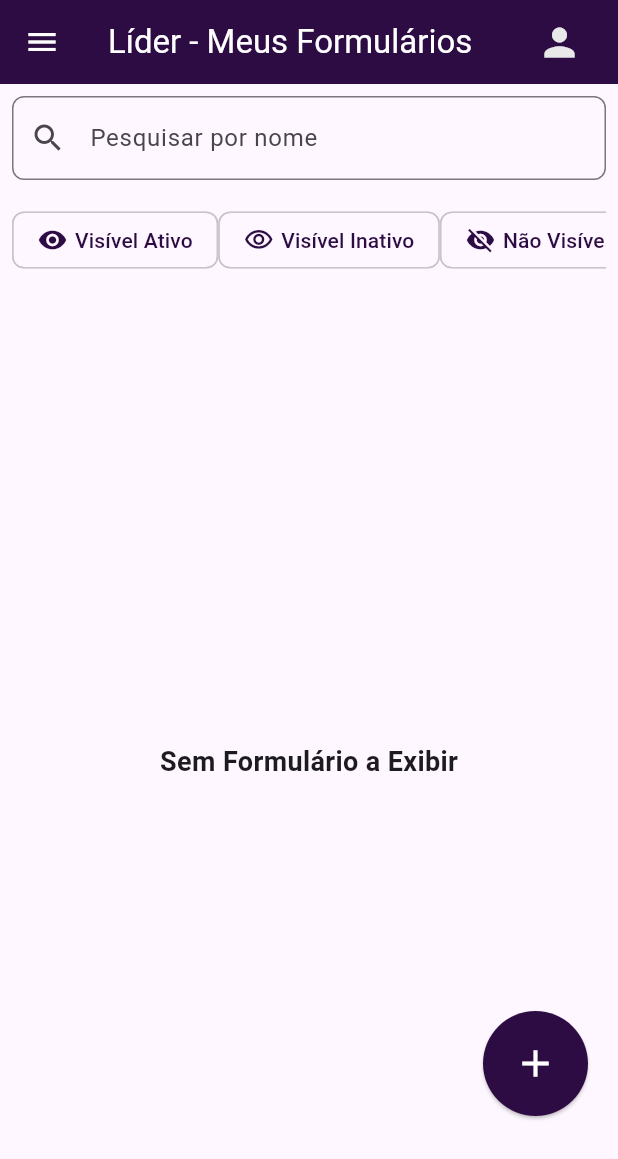
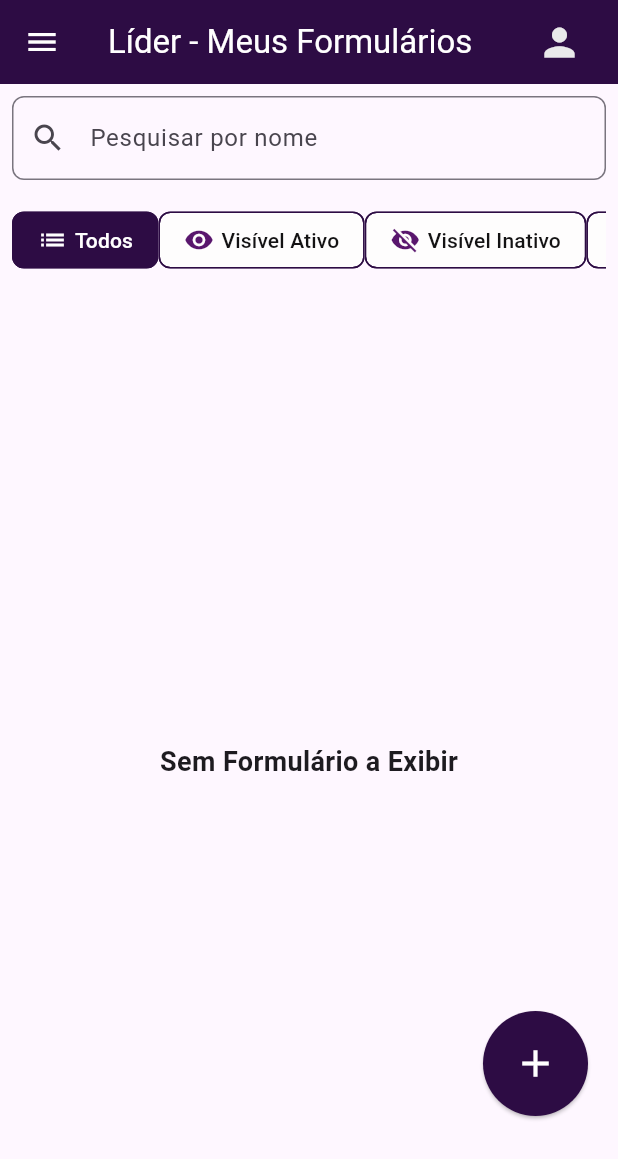
Before and after one commit to RayDaBahia/Engenharia-de-Software, a Flutter app: the screen it shows after launch, after a tap on "Google", on a phone screen of 412 x 824 dp. Shown: the top 1159 px of the screen. Run offline on Flutter 3.47's test engine with Material 3 defaults, Android fonts, the phone set to English and light mode, and no system bars; our stand-ins replace cloud_firestore, firebase_auth, firebase_core, google_sign_in, hive, hive_flutter and 1 more; accounts and stored records are empty.

Commit message:
detalhes no filtro

```diff
--- a/uesb_forms/lib/Componentes/Formulario/FormularioCard.dart
+++ b/uesb_forms/lib/Componentes/Formulario/FormularioCard.dart
@@ -28,7 +28,7 @@ class FormularioCard extends StatelessWidget {
           Stack(
             children: [
               Container(
-                height: 40,
+                height: 50,
                 width: double.infinity,
                 decoration: const BoxDecoration(
                   borderRadius: BorderRadius.vertical(top: Radius.circular(10)),
@@ -100,6 +100,7 @@ class FormularioCard extends StatelessWidget {
                   style: const TextStyle(fontSize: 14, color: Colors.grey),
                 ),
                 const SizedBox(height: 10),
+
                 Text(
                   "Respostas: $numRespostas / ${questionario.meta}",
                   style: const TextStyle(fontSize: 14, color: Colors.black),
--- a/uesb_forms/lib/Telas/Formulario/QuestionarioLiderPage.dart
+++ b/uesb_forms/lib/Telas/Formulario/QuestionarioLiderPage.dart
@@ -13,16 +13,34 @@ class QuestionariosLiderPage extends StatefulWidget {
 }
 
 class _QuestionariosLiderPageState extends State<QuestionariosLiderPage> {
-  String _searchQuery = ""; // Variável para armazenar o texto de pesquisa
+  String _searchQuery = ""; // Armazena o termo de pesquisa
+  String _filtroSelecionado = "Todos"; // Filtro atual (padrão: mostrar todos)
 
   @override
   Widget build(BuildContext context) {
     final questionariosLider =
         Provider.of<QuestionarioList>(context, listen: true)
             .questionariosLider
-            .where((questionario) =>
-                questionario.nome.toLowerCase().contains(_searchQuery.toLowerCase()))
-            .toList(); // Filtra os questionários pela pesquisa
+            .where((questionario) {
+              bool matchesSearch = questionario.nome.toLowerCase().contains(_searchQuery.toLowerCase());
+
+              // Lógica de filtro único
+              switch (_filtroSelecionado) {
+                case "Visível Ativo":
+                  return questionario.visivel && questionario.ativo && matchesSearch;
+                case "Visível Inativo":
+                  return questionario.visivel && !questionario.ativo && matchesSearch;
+                case "Não Visível":
+                  return !questionario.visivel && matchesSearch;
+                case "Encerrado":
+                  return !questionario.ativo && questionario.publicado && matchesSearch;
+                case "Não Publicado":
+                  return !questionario.publicado && matchesSearch;
+                default:
+                  return matchesSearch; // Se nenhum filtro for selecionado, exibe todos
+              }
+            })
+            .toList();
 
     return Scaffold(
       body: Stack(
@@ -48,7 +66,7 @@ class _QuestionariosLiderPageState extends State<QuestionariosLiderPage> {
                 ),
               ),
 
-              // Faixa de categoria com diferentes status
+              // Faixa de categoria (somente um filtro ativo por vez)
               Padding(
                 padding: const EdgeInsets.all(8.0),
                 child: SingleChildScrollView(
@@ -56,17 +74,18 @@ class _QuestionariosLiderPageState extends State<QuestionariosLiderPage> {
                   child: Row(
                     mainAxisAlignment: MainAxisAlignment.spaceEvenly,
                     children: [
-                      _CategoriaChip('Visível Ativo', Icons.visibility),
-                      _CategoriaChip('Visível Inativo', Icons.visibility_outlined),
-                      _CategoriaChip('Não Visível', Icons.visibility_off),
-                      _CategoriaChip('Encerrado', Icons.check),
-                      _CategoriaChip('Não Publicado', Icons.hourglass_empty)
+                      _CategoriaChip("Todos", Icons.list, "Todos"),
+                      _CategoriaChip("Visível Ativo", Icons.visibility, "Visível Ativo"),
+                      _CategoriaChip("Visível Inativo", Icons.visibility_off, "Visível Inativo"),
+                      _CategoriaChip("Não Visível", Icons.remove_red_eye, "Não Visível"),
+                      _CategoriaChip("Encerrado", Icons.check, "Encerrado"),
+                      _CategoriaChip("Não Publicado", Icons.hourglass_empty, "Não Publicado"),
                     ],
                   ),
                 ),
               ),
 
-              // Lista de questionários (envolver com Expanded)
+              // Lista de questionários
               Expanded(
                 child: questionariosLider.isEmpty
                     ? const Center(
@@ -108,8 +127,8 @@ class _QuestionariosLiderPageState extends State<QuestionariosLiderPage> {
 
           // Botão flutuante dentro do Stack
           Positioned(
-            bottom: 40, // Distância do fundo da tela
-            right: 20, // Distância da borda direita
+            bottom: 40,
+            right: 20,
             child: _botaoAdicionarFormulario(context),
           ),
         ],
@@ -117,6 +136,7 @@ class _QuestionariosLiderPageState extends State<QuestionariosLiderPage> {
     );
   }
 
+  /// Botão flutuante para adicionar um novo formulário
   Widget _botaoAdicionarFormulario(BuildContext context) {
     return Padding(
       padding: const EdgeInsets.only(bottom: 40.0),
@@ -138,16 +158,25 @@ class _QuestionariosLiderPageState extends State<QuestionariosLiderPage> {
     );
   }
 
-  Widget _CategoriaChip(String categoria, IconData icon) {
-    return Chip(
-      label: Row(
-        children: [
-          Icon(icon, color: const Color.fromARGB(255, 45, 12, 68), size: 20),
-          const SizedBox(width: 5),
-          Text(categoria, style: TextStyle(color: const Color.fromARGB(255, 45, 12, 68))),
-        ],
+  /// Componente Chip para selecionar categorias (somente um ativo por vez)
+  Widget _CategoriaChip(String label, IconData icon, String filtro) {
+    return GestureDetector(
+      onTap: () {
+        setState(() {
+          _filtroSelecionado = filtro;
+        });
+      },
+      child: Chip(
+        label: Row(
+          children: [
+            Icon(icon, color: _filtroSelecionado == filtro ? Colors.white : const Color.fromARGB(249, 85, 16, 106), size: 20),
+            const SizedBox(width: 5),
+            Text(label, style: TextStyle(color: _filtroSelecionado == filtro ? Colors.white : const Color.fromARGB(255, 19, 18, 19))),
+          ],
+        ),
+        backgroundColor: _filtroSelecionado == filtro ? const Color.fromARGB(255, 45, 12, 68): const Color.fromARGB(255, 254, 253, 253),
+        side: BorderSide(color: const Color.fromARGB(255, 45, 12, 68)), // Borda visível quando não está selecionado
       ),
-      backgroundColor: Colors.transparent, // Remover fundo colorido
     );
   }
 }
```
